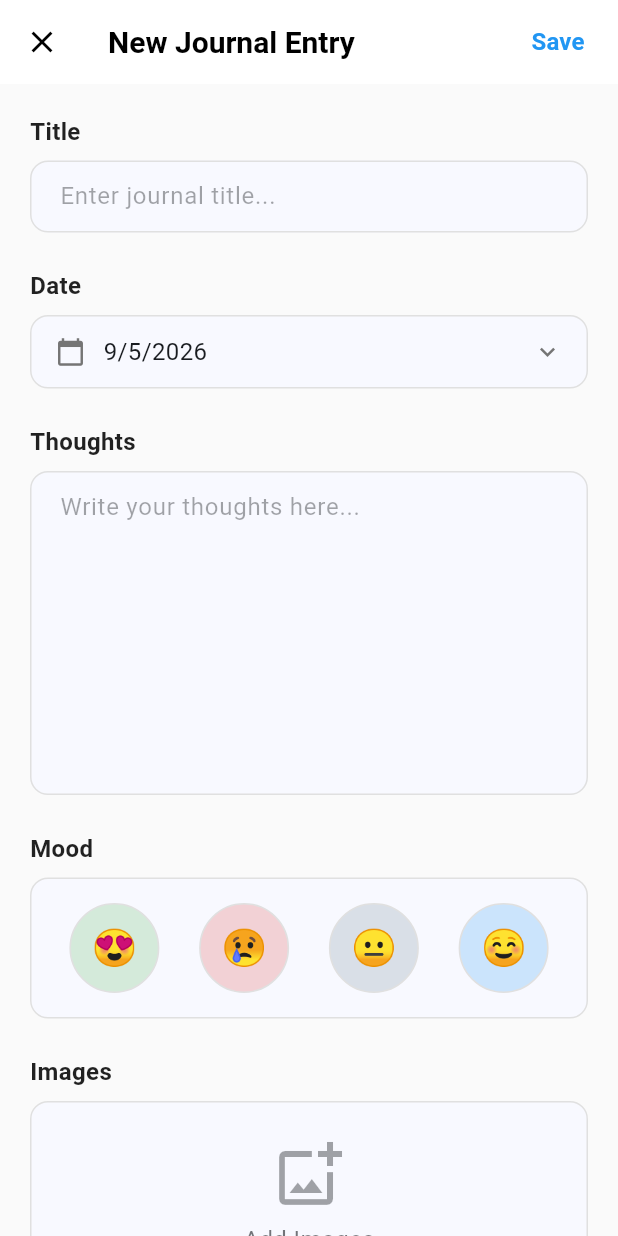
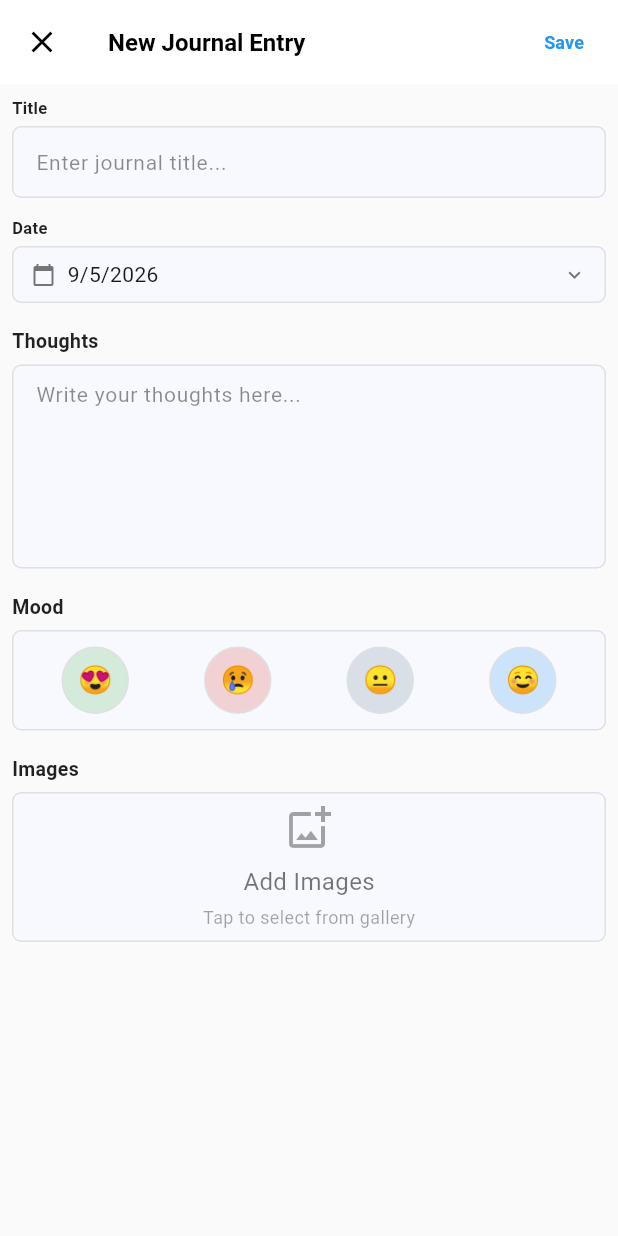
Before and after one commit to AbdulRahman395/notevia-mobile-app, a Flutter app: the JournalEntryPage screen opened by its route, on a phone screen of 412 x 824 dp. Run offline on Flutter 3.47's test engine with Material 3 defaults, Android fonts, the phone set to English and light mode, and no system bars; our stand-ins replace flutter_html, image_picker, permission_handler, pin_code_fields, shared_preferences, table_calendar; accounts and stored records are empty.

Commit message:
- journal form ui

```diff
--- a/lib/pages/journal_entry_page.dart
+++ b/lib/pages/journal_entry_page.dart
@@ -306,7 +306,7 @@ class _JournalEntryPageState extends State<JournalEntryPage> {
             color:
                 Theme.of(context).appBarTheme.foregroundColor ?? Colors.black,
             fontWeight: FontWeight.w600,
-            fontSize: 20,
+            fontSize: 16,
           ),
         ),
         leading: IconButton(
@@ -336,16 +336,16 @@ class _JournalEntryPageState extends State<JournalEntryPage> {
                     style: TextStyle(
                       color: Colors.blue,
                       fontWeight: FontWeight.w600,
-                      fontSize: 16,
+                      fontSize: 12,
                     ),
                   ),
           ),
-          const SizedBox(width: 8),
+          const SizedBox(width: 4),
         ],
       ),
       body: SingleChildScrollView(
         child: Padding(
-          padding: const EdgeInsets.all(20.0),
+          padding: const EdgeInsets.all(8.0),
           child: Column(
             crossAxisAlignment: CrossAxisAlignment.start,
             children: [
@@ -353,12 +353,12 @@ class _JournalEntryPageState extends State<JournalEntryPage> {
               const Text(
                 'Title',
                 style: TextStyle(
-                  fontSize: 16,
+                  fontSize: 11,
                   fontWeight: FontWeight.w600,
                   color: Colors.black87,
                 ),
               ),
-              const SizedBox(height: 8),
+              const SizedBox(height: 4),
               TextFormField(
                 controller: _titleController,
                 decoration: InputDecoration(
@@ -366,34 +366,35 @@ class _JournalEntryPageState extends State<JournalEntryPage> {
                   hintStyle: TextStyle(
                     color: Theme.of(
                       context,
-                    ).colorScheme.onSurface.withValues(alpha: 0.4),
+                    ).colorScheme.onSurface.withValues(alpha: 0.5),
+                    fontSize: 14,
                   ),
                   filled: true,
                   fillColor: Theme.of(context).cardColor,
                   border: OutlineInputBorder(
-                    borderRadius: BorderRadius.circular(12),
+                    borderRadius: BorderRadius.circular(6),
                     borderSide: BorderSide(
                       color: Colors.grey[300]!,
                       width: 1.0,
                     ),
                   ),
                   enabledBorder: OutlineInputBorder(
-                    borderRadius: BorderRadius.circular(12),
+                    borderRadius: BorderRadius.circular(6),
                     borderSide: BorderSide(
                       color: Colors.grey[300]!,
                       width: 1.0,
                     ),
                   ),
                   focusedBorder: OutlineInputBorder(
-                    borderRadius: BorderRadius.circular(12),
+                    borderRadius: BorderRadius.circular(6),
                     borderSide: BorderSide(
                       color: Colors.blue[400]!,
                       width: 2.0,
                     ),
                   ),
                   contentPadding: const EdgeInsets.symmetric(
-                    horizontal: 16,
-                    vertical: 12,
+                    horizontal: 12,
+                    vertical: 8,
                   ),
                 ),
                 textInputAction: TextInputAction.next,
@@ -401,22 +402,22 @@ class _JournalEntryPageState extends State<JournalEntryPage> {
                 inputFormatters: [UpperCaseFirstLetterFormatter()],
               ),
 
-              const SizedBox(height: 24),
+              const SizedBox(height: 12),
 
               // Date Field
               const Text(
                 'Date',
                 style: TextStyle(
-                  fontSize: 16,
+                  fontSize: 11,
                   fontWeight: FontWeight.w600,
                   color: Colors.black87,
                 ),
               ),
-              const SizedBox(height: 8),
+              const SizedBox(height: 4),
               Container(
                 decoration: BoxDecoration(
                   color: Theme.of(context).cardColor,
-                  borderRadius: BorderRadius.circular(12),
+                  borderRadius: BorderRadius.circular(6),
                   border: Border.all(color: Colors.grey[300]!, width: 1.0),
                 ),
                 child: Column(
@@ -424,23 +425,23 @@ class _JournalEntryPageState extends State<JournalEntryPage> {
                     // Clickable date display
                     InkWell(
                       onTap: _toggleCalendar,
-                      borderRadius: const BorderRadius.vertical(
-                        top: Radius.circular(12),
+                      borderRadius: BorderRadius.vertical(
+                        top: Radius.circular(6),
                       ),
                       child: Container(
                         width: double.infinity,
                         padding: const EdgeInsets.symmetric(
-                          horizontal: 16,
-                          vertical: 12,
+                          horizontal: 12,
+                          vertical: 8,
                         ),
                         child: Row(
                           children: [
                             Icon(
                               Icons.calendar_today,
                               color: Colors.grey[600],
-                              size: 20,
+                              size: 16,
                             ),
-                            const SizedBox(width: 12),
+                            const SizedBox(width: 8),
                             Text(
                               _selectedDate != null
                                   ? '${_selectedDate!.day}/${_selectedDate!.month}/${_selectedDate!.year}'
@@ -450,7 +451,7 @@ class _JournalEntryPageState extends State<JournalEntryPage> {
                                     ? Theme.of(context).colorScheme.onSurface
                                     : Theme.of(context).colorScheme.onSurface
                                           .withValues(alpha: 0.4),
-                                fontSize: 16,
+                                fontSize: 14,
                               ),
                             ),
                             const Spacer(),
@@ -459,7 +460,7 @@ class _JournalEntryPageState extends State<JournalEntryPage> {
                                   ? Icons.keyboard_arrow_up
                                   : Icons.keyboard_arrow_down,
                               color: Colors.grey[600],
-                              size: 20,
+                              size: 16,
                             ),
                           ],
                         ),
@@ -488,7 +489,7 @@ class _JournalEntryPageState extends State<JournalEntryPage> {
                           formatButtonVisible: false,
                           titleCentered: true,
                           titleTextStyle: TextStyle(
-                            fontSize: 18,
+                            fontSize: 14,
                             fontWeight: FontWeight.w600,
                             color: Theme.of(context).colorScheme.onSurface,
                           ),
@@ -503,14 +504,14 @@ class _JournalEntryPageState extends State<JournalEntryPage> {
                         ),
                         daysOfWeekStyle: DaysOfWeekStyle(
                           weekdayStyle: TextStyle(
-                            fontSize: 14,
+                            fontSize: 11,
                             color: Theme.of(
                               context,
                             ).colorScheme.onSurface.withValues(alpha: 0.7),
                             fontWeight: FontWeight.w500,
                           ),
                           weekendStyle: TextStyle(
-                            fontSize: 14,
+                            fontSize: 11,
                             color: Theme.of(
                               context,
                             ).colorScheme.onSurface.withValues(alpha: 0.7),
@@ -527,25 +528,25 @@ class _JournalEntryPageState extends State<JournalEntryPage> {
                             shape: BoxShape.circle,
                           ),
                           defaultTextStyle: TextStyle(
-                            fontSize: 16,
+                            fontSize: 12,
                             color: Theme.of(context).colorScheme.onSurface,
                           ),
                           weekendTextStyle: TextStyle(
-                            fontSize: 16,
+                            fontSize: 12,
                             color: Theme.of(context).colorScheme.onSurface,
                           ),
                           outsideTextStyle: TextStyle(
-                            fontSize: 16,
+                            fontSize: 12,
                             color: Theme.of(
                               context,
                             ).colorScheme.onSurface.withValues(alpha: 0.4),
                           ),
                           selectedTextStyle: const TextStyle(
-                            fontSize: 16,
+                            fontSize: 12,
                             color: Colors.white,
                           ),
                           todayTextStyle: TextStyle(
-                            fontSize: 16,
+                            fontSize: 12,
                             color: Colors.blue[600]!,
                           ),
                           markerDecoration: const BoxDecoration(
@@ -557,84 +558,85 @@ class _JournalEntryPageState extends State<JournalEntryPage> {
                 ),
               ),
 
-              const SizedBox(height: 24),
+              const SizedBox(height: 16),
 
               // Thoughts Field
               const Text(
                 'Thoughts',
                 style: TextStyle(
-                  fontSize: 16,
+                  fontSize: 13,
                   fontWeight: FontWeight.w600,
                   color: Colors.black87,
                 ),
               ),
-              const SizedBox(height: 8),
+              const SizedBox(height: 6),
               TextFormField(
                 controller: _thoughtsController,
-                maxLines: 8,
+                maxLines: 5,
                 decoration: InputDecoration(
                   hintText: 'Write your thoughts here...',
                   hintStyle: TextStyle(
                     color: Theme.of(
                       context,
-                    ).colorScheme.onSurface.withValues(alpha: 0.4),
+                    ).colorScheme.onSurface.withValues(alpha: 0.5),
+                    fontSize: 14,
                   ),
                   filled: true,
                   fillColor: Theme.of(context).cardColor,
                   border: OutlineInputBorder(
-                    borderRadius: BorderRadius.circular(12),
+                    borderRadius: BorderRadius.circular(6),
                     borderSide: BorderSide(
                       color: Colors.grey[300]!,
                       width: 1.0,
                     ),
                   ),
                   enabledBorder: OutlineInputBorder(
-                    borderRadius: BorderRadius.circular(12),
+                    borderRadius: BorderRadius.circular(6),
                     borderSide: BorderSide(
                       color: Colors.grey[300]!,
                       width: 1.0,
                     ),
                   ),
                   focusedBorder: OutlineInputBorder(
-                    borderRadius: BorderRadius.circular(12),
+                    borderRadius: BorderRadius.circular(6),
                     borderSide: BorderSide(
                       color: Colors.blue[400]!,
                       width: 2.0,
                     ),
                   ),
                   contentPadding: const EdgeInsets.symmetric(
-                    horizontal: 16,
-                    vertical: 12,
+                    horizontal: 12,
+                    vertical: 8,
                   ),
                 ),
                 textCapitalization: TextCapitalization.sentences,
                 inputFormatters: [UpperCaseFirstLetterFormatter()],
               ),
 
-              const SizedBox(height: 24),
+              const SizedBox(height: 16),
 
               // Mood Selection
               const Text(
                 'Mood',
                 style: TextStyle(
-                  fontSize: 16,
+                  fontSize: 13,
                   fontWeight: FontWeight.w600,
                   color: Colors.black87,
                 ),
               ),
-              const SizedBox(height: 8),
+              const SizedBox(height: 6),
               LayoutBuilder(
                 builder: (context, constraints) {
                   // Calculate responsive sizing
                   double screenWidth = constraints.maxWidth;
-                  double circleSize = screenWidth < 400 ? 60.0 : 70.0;
-                  double spacing = screenWidth < 400 ? 8.0 : 12.0;
+                  double circleSize = screenWidth < 400 ? 45.0 : 50.0;
+                  double spacing = screenWidth < 400 ? 6.0 : 8.0;
 
                   return Container(
-                    padding: const EdgeInsets.all(16.0),
+                    padding: const EdgeInsets.all(10.0),
                     decoration: BoxDecoration(
                       color: Theme.of(context).cardColor,
-                      borderRadius: BorderRadius.circular(12),
+                      borderRadius: BorderRadius.circular(6),
                       border: Border.all(color: Colors.grey[300]!, width: 1.0),
                     ),
                     child: Row(
@@ -653,33 +655,33 @@ class _JournalEntryPageState extends State<JournalEntryPage> {
                 },
               ),
 
-              const SizedBox(height: 24),
+              const SizedBox(height: 16),
 
               // Image Upload Section
               const Text(
                 'Images',
                 style: TextStyle(
-                  fontSize: 16,
+                  fontSize: 13,
                   fontWeight: FontWeight.w600,
                   color: Colors.black87,
                 ),
               ),
-              const SizedBox(height: 8),
+              const SizedBox(height: 6),
               if (_selectedImages.isNotEmpty)
                 Column(
                   children: [
                     // Display selected images
                     SizedBox(
-                      height: 200,
+                      height: 120,
                       child: ListView.builder(
                         scrollDirection: Axis.horizontal,
                         itemCount: _selectedImages.length,
                         itemBuilder: (context, index) {
                           return Container(
-                            width: 150,
+                            width: 90,
                             margin: const EdgeInsets.only(right: 8),
                             decoration: BoxDecoration(
-                              borderRadius: BorderRadius.circular(12),
+                              borderRadius: BorderRadius.circular(6),
                               border: Border.all(
                                 color: Colors.grey[300]!,
                                 width: 1.0,
@@ -688,11 +690,11 @@ class _JournalEntryPageState extends State<JournalEntryPage> {
                             child: Stack(
                               children: [
                                 ClipRRect(
-                                  borderRadius: BorderRadius.circular(12),
+                                  borderRadius: BorderRadius.circular(6),
                                   child: Image.file(
                                     _selectedImages[index],
-                                    width: 150,
-                                    height: 200,
+                                    width: 90,
+                                    height: 120,
                                     fit: BoxFit.cover,
                                   ),
                                 ),
@@ -710,7 +712,7 @@ class _JournalEntryPageState extends State<JournalEntryPage> {
                                       child: const Icon(
                                         Icons.close,
                                         color: Colors.white,
-                                        size: 16,
+                                        size: 12,
                                       ),
                                     ),
                                   ),
@@ -725,16 +727,16 @@ class _JournalEntryPageState extends State<JournalEntryPage> {
                     // Add more images button
                     InkWell(
                       onTap: _pickImage,
-                      borderRadius: BorderRadius.circular(12),
+                      borderRadius: BorderRadius.circular(6),
                       child: Container(
                         width: double.infinity,
                         padding: const EdgeInsets.symmetric(
-                          horizontal: 16,
-                          vertical: 12,
+                          horizontal: 12,
+                          vertical: 8,
                         ),
                         decoration: BoxDecoration(
                           color: Theme.of(context).colorScheme.surface,
-                          borderRadius: BorderRadius.circular(12),
+                          borderRadius: BorderRadius.circular(6),
                           border: Border.all(
                             color: Colors.grey[300]!,
                             width: 1.0,
@@ -758,7 +760,7 @@ class _JournalEntryPageState extends State<JournalEntryPage> {
                                 color: Theme.of(
                                   context,
                                 ).colorScheme.onSurface.withValues(alpha: 0.6),
-                                fontSize: 14,
+                                fontSize: 12,
                               ),
                             ),
                           ],
@@ -770,13 +772,13 @@ class _JournalEntryPageState extends State<JournalEntryPage> {
               else
                 InkWell(
                   onTap: _pickImage,
-                  borderRadius: BorderRadius.circular(12),
+                  borderRadius: BorderRadius.circular(6),
                   child: Container(
                     width: double.infinity,
-                    height: 150,
+                    height: 100,
                     decoration: BoxDecoration(
                       color: Theme.of(context).cardColor,
-                      borderRadius: BorderRadius.circular(12),
+                      borderRadius: BorderRadius.circular(6),
                       border: Border.all(
                         color: Colors.grey[300]!,
                         width: 1.0,
@@ -788,7 +790,7 @@ class _JournalEntryPageState extends State<JournalEntryPage> {
                       children: [
                         Icon(
                           Icons.add_photo_alternate_outlined,
-                          size: 48,
+                          size: 32,
                           color: Theme.of(
                             context,
                           ).colorScheme.onSurface.withValues(alpha: 0.4),
@@ -818,7 +820,7 @@ class _JournalEntryPageState extends State<JournalEntryPage> {
                   ),
                 ),
 
-              const SizedBox(height: 40),
+              const SizedBox(height: 24),
             ],
           ),
         ),
```
